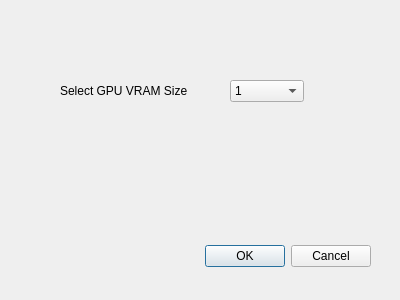
First picture: the form in dialog_gpu.ui, repository girishramlugun/VolumeViewer, before the edit.
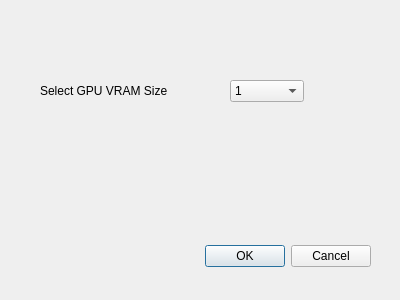
Second picture: the form after the edit.

What changed in the file:
```diff
--- a/dialog_gpu.ui
+++ b/dialog_gpu.ui
@@ -82,9 +82,9 @@
   <widget class="QLabel" name="label">
    <property name="geometry">
     <rect>
-     <x>60</x>
+     <x>40</x>
      <y>70</y>
-     <width>141</width>
+     <width>161</width>
      <height>41</height>
     </rect>
    </property>
```
